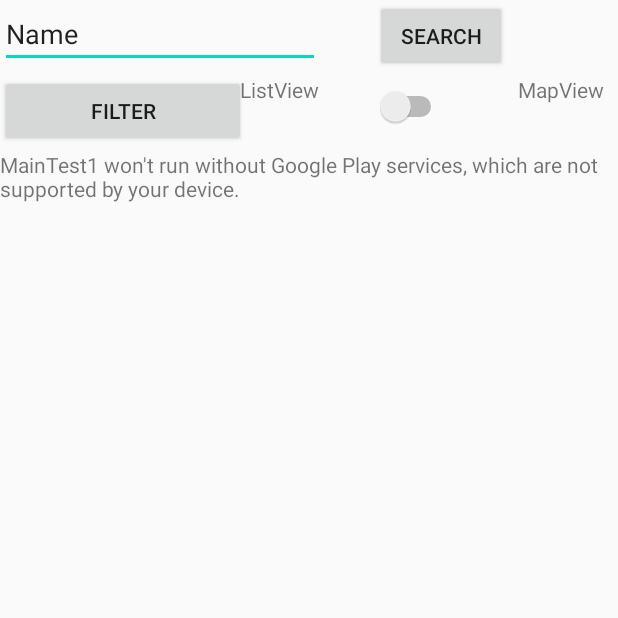
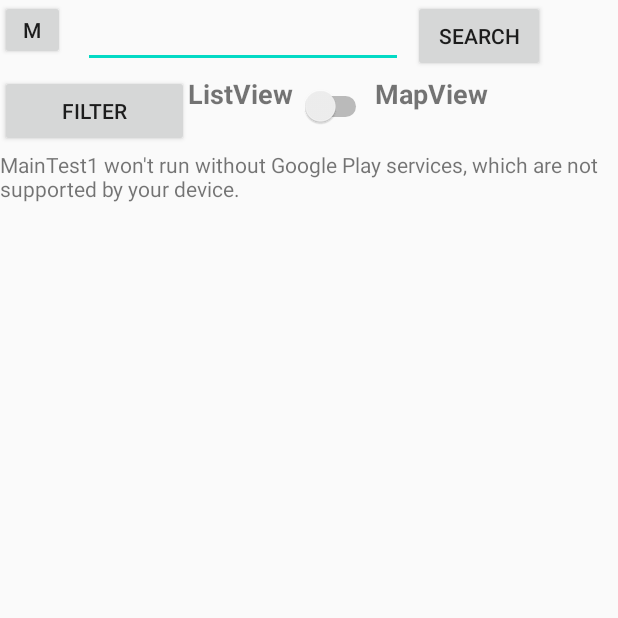
Before and after one commit to RKing10/MainTest1, an Android app: the screen it shows after launch (MapsActivity), on a phone screen of 412 x 824 dp, the top half of it. Run offline under Robolectric (Android 15) with nearby library versions, the phone set to English and light mode, and no system bars.

Commit message:
MainTest1

```diff
--- a/app/src/main/res/layout/activity_maps.xml
+++ b/app/src/main/res/layout/activity_maps.xml
@@ -5,13 +5,19 @@
     xmlns:tools="http://schemas.android.com/tools"
     android:layout_width="match_parent" android:layout_height="match_parent">
 
+    <Button
+        android:id="@+id/button"
+        android:layout_width="43dp"
+        android:layout_height="40dp"
+        android:text="Menu" />
+
     <EditText
         android:id="@+id/TF_location"
         android:layout_width="wrap_content"
         android:layout_height="wrap_content"
         android:ems="10"
         android:inputType="textPersonName"
-        android:text="Name" />
+        android:layout_marginLeft="55dp"/>
 
     <fragment
         android:id="@+id/map"
@@ -25,13 +31,13 @@
         android:id="@+id/B_search"
         android:layout_width="wrap_content"
         android:layout_height="wrap_content"
-        android:layout_marginLeft="250dp"
+        android:layout_marginLeft="275dp"
         android:onClick="onClick"
         android:text="Search" />
 
     <Button
         android:id="@+id/button4"
-        android:layout_width="164dp"
+        android:layout_width="126dp"
         android:layout_height="wrap_content"
         android:layout_marginTop="50dp"
         android:text="Filter" />
@@ -40,15 +46,17 @@
         android:id="@+id/textView3"
         android:layout_width="81dp"
         android:layout_height="43dp"
-        android:layout_marginLeft="160dp"
+        android:layout_marginLeft="125dp"
         android:layout_marginTop="50dp"
-        android:text="ListView" />
+        android:text="ListView"
+        android:textSize="18sp"
+        android:textStyle="bold" />
 
     <Switch
         android:id="@+id/switch1"
         android:layout_width="wrap_content"
         android:layout_height="41dp"
-        android:layout_marginLeft="250dp"
+        android:layout_marginLeft="200dp"
         android:layout_marginTop="50dp"
         android:text="" />
 
@@ -56,8 +64,10 @@
         android:id="@+id/textView4"
         android:layout_width="wrap_content"
         android:layout_height="45dp"
-        android:layout_marginLeft="345dp"
+        android:layout_marginLeft="250dp"
         android:layout_marginTop="50dp"
-        android:text="MapView" />
+        android:text="MapView"
+        android:textSize="18sp"
+        android:textStyle="bold" />
 
 </RelativeLayout>
```
